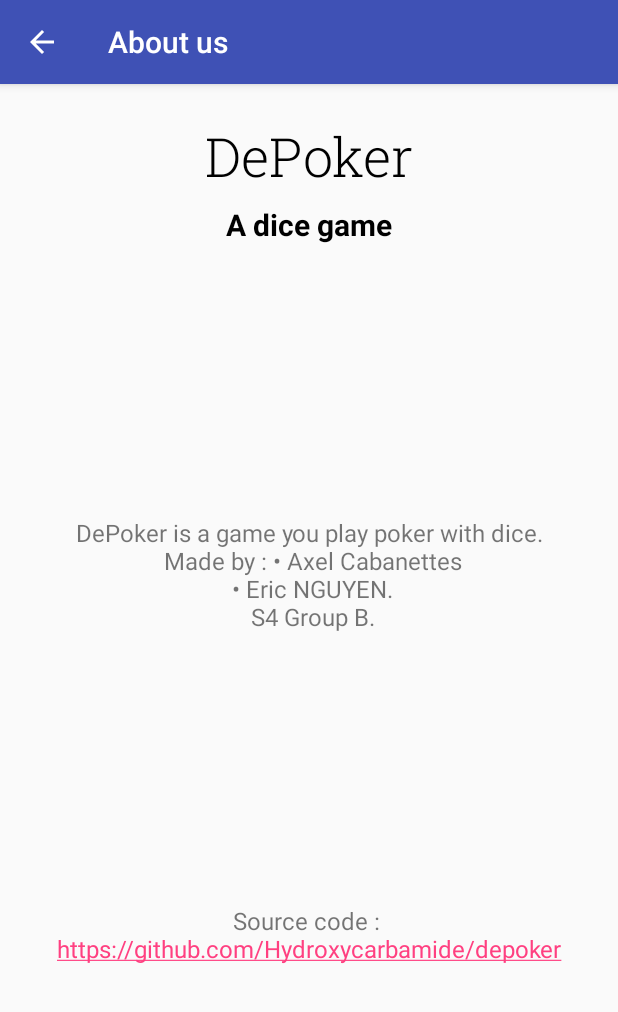
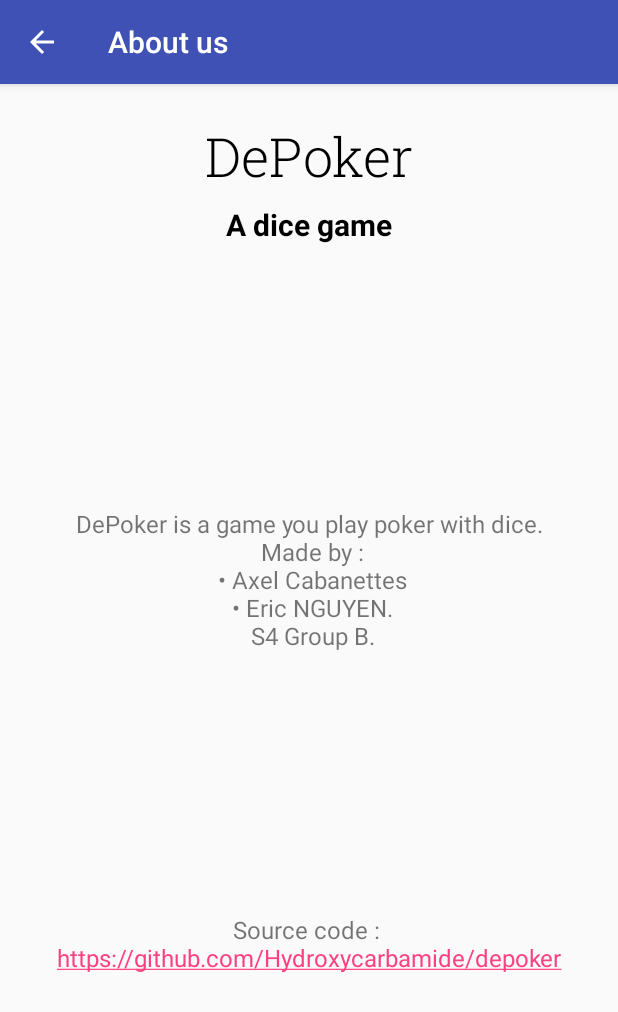
Before and after one commit to Hydroxycarbamide/depoker, an Android app: the SettingsActivity screen opened directly, with no data from a screen before it, after a tap on "About us", on a phone screen of 412 x 824 dp. Shown: the top 1012 px of the screen. Run offline under Robolectric (Android 15) with nearby library versions, the phone set to English and light mode, and no system bars.

Commit message:
Added file sound About page updated

```diff
--- a/app/src/main/res/values/arrays.xml
+++ b/app/src/main/res/values/arrays.xml
@@ -6,5 +6,6 @@
     </string-array>
     <string-array name="settingsAbout">
         <item>@string/about</item>
+        <item></item>
     </string-array>
 </resources>
--- a/app/src/main/res/values/strings.xml
+++ b/app/src/main/res/values/strings.xml
@@ -15,7 +15,7 @@
     <string name="aboutSubTitle">A dice game</string>
     <string name="aboutText">
         DePoker is a game you play poker with dice.\n
-        Made by :
+        Made by :\n
         &#8226; Axel Cabanettes\n
         &#8226; Eric NGUYEN.\n
         S4 Group B.
```
Also changed, not shown: 1 other file.
